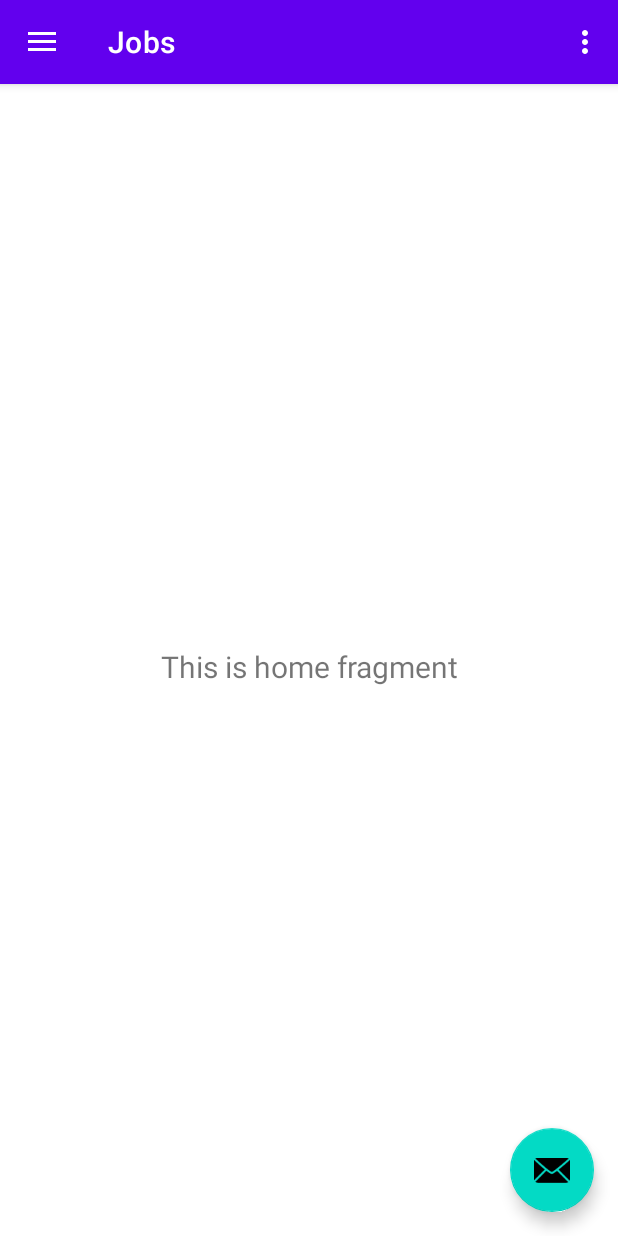
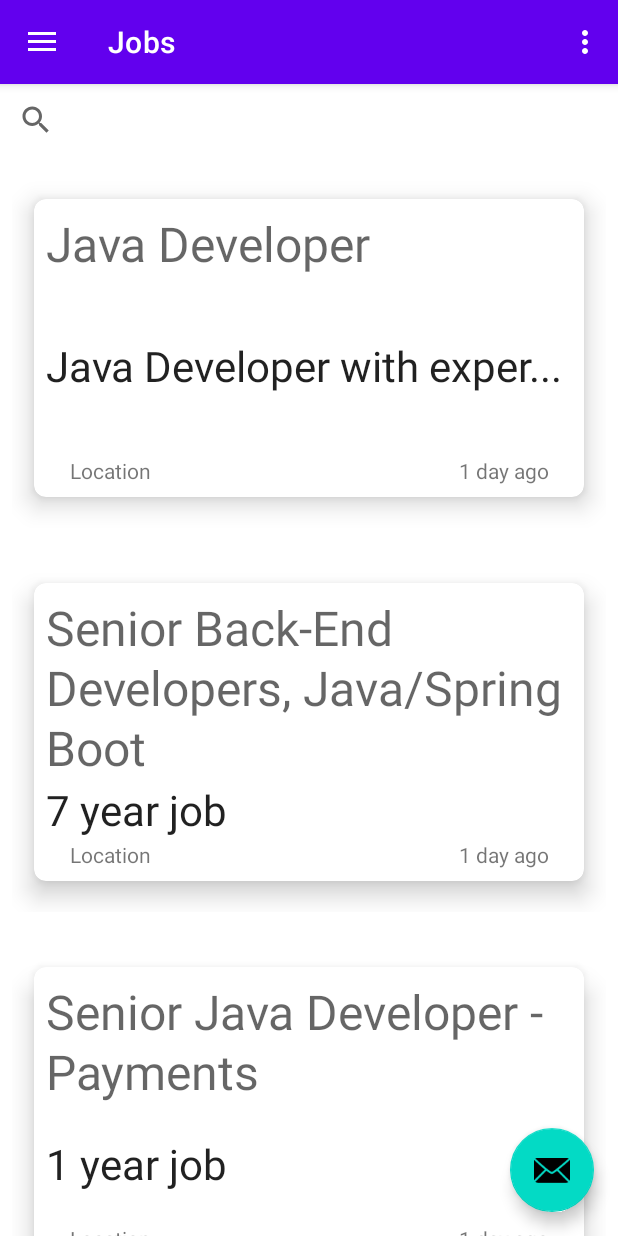
Before and after one commit to stainley/outreach, an Android app: the screen it shows after launch (MainActivity), on a phone screen of 412 x 824 dp. Run offline under Robolectric (Android 15) with nearby library versions, the phone set to English and light mode, and no system bars; our stand-ins replace navigation-ui.

Commit message:
job list

```diff
--- /dev/null
+++ b/app/src/main/java/ca/appolizer/outreach/model/Job.java
@@ -0,0 +1,30 @@
+package ca.appolizer.outreach.model;
+
+public class Job {
+    private String title;
+    private String subtitle;
+
+    public Job() {
+    }
+
+    public Job(String title, String subtitle) {
+        this.title = title;
+        this.subtitle = subtitle;
+    }
+
+    public String getTitle() {
+        return title;
+    }
+
+    public void setTitle(String title) {
+        this.title = title;
+    }
+
+    public String getSubtitle() {
+        return subtitle.length() > 24 ? subtitle.substring(0, 25) + "..." : subtitle;
+    }
+
+    public void setSubtitle(String subtitle) {
+        this.subtitle = subtitle;
+    }
+}
--- a/app/src/main/java/ca/appolizer/outreach/ui/home/HomeFragment.java
+++ /dev/null
@@ -1,36 +0,0 @@
-package ca.appolizer.outreach.ui.home;
-
-import android.os.Bundle;
-import android.view.LayoutInflater;
-import android.view.View;
-import android.view.ViewGroup;
-import android.widget.TextView;
-
-import androidx.annotation.NonNull;
-import androidx.fragment.app.Fragment;
-import androidx.lifecycle.ViewModelProvider;
-
-import ca.appolizer.outreach.databinding.FragmentHomeBinding;
-
-public class HomeFragment extends Fragment {
-
-    private FragmentHomeBinding binding;
-
-    public View onCreateView(@NonNull LayoutInflater inflater,
-                             ViewGroup container, Bundle savedInstanceState) {
-        HomeViewModel homeViewModel = new ViewModelProvider(this).get(HomeViewModel.class);
-
-        binding = FragmentHomeBinding.inflate(inflater, container, false);
-        View root = binding.getRoot();
-
-        final TextView textView = binding.textHome;
-        homeViewModel.getText().observe(getViewLifecycleOwner(), textView::setText);
-        return root;
-    }
-
-    @Override
-    public void onDestroyView() {
-        super.onDestroyView();
-        binding = null;
-    }
-}
--- /dev/null
+++ b/app/src/main/java/ca/appolizer/outreach/ui/job/HomeFragment.java
@@ -0,0 +1,55 @@
+package ca.appolizer.outreach.ui.job;
+
+import android.os.Bundle;
+import android.view.LayoutInflater;
+import android.view.View;
+import android.view.ViewGroup;
+import android.widget.TextView;
+
+import androidx.annotation.NonNull;
+import androidx.fragment.app.Fragment;
+import androidx.lifecycle.ViewModelProvider;
+import androidx.recyclerview.widget.LinearLayoutManager;
+import androidx.recyclerview.widget.RecyclerView;
+
+import java.util.ArrayList;
+import java.util.Arrays;
+import java.util.List;
+
+import ca.appolizer.outreach.databinding.FragmentHomeBinding;
+import ca.appolizer.outreach.model.Job;
+
+public class HomeFragment extends Fragment {
+
+    private FragmentHomeBinding binding;
+
+    public View onCreateView(@NonNull LayoutInflater inflater,
+                             ViewGroup container, Bundle savedInstanceState) {
+        HomeViewModel homeViewModel = new ViewModelProvider(this).get(HomeViewModel.class);
+
+        binding = FragmentHomeBinding.inflate(inflater, container, false);
+        View root = binding.getRoot();
+
+        // final TextView textView = binding.textHome;
+        final RecyclerView jobList = binding.jobList;
+
+        List<Job> jobs = new ArrayList<>();
+        jobs.add(new Job("Java Developer", "Java Developer with experience on Microservices Spring Boot"));
+        jobs.add(new Job("Senior Back-End Developers, Java/Spring Boot", "7 year job"));
+        jobs.add(new Job("Senior Java Developer - Payments", "1 year job"));
+        jobs.add(new Job("Android Developer", "2 years"));
+        jobs.add(new Job("Senior iOS Engineer", "Description Job"));
+        final JobAdapter jobAdapter = new JobAdapter(jobs, getContext());
+        jobList.setAdapter(jobAdapter);
+        jobList.setLayoutManager(new LinearLayoutManager(getContext()));
+
+        //homeViewModel.getText().observe(getViewLifecycleOwner(), textView::setText);
+        return root;
+    }
+
+    @Override
+    public void onDestroyView() {
+        super.onDestroyView();
+        binding = null;
+    }
+}
--- a/app/src/main/java/ca/appolizer/outreach/ui/home/HomeViewModel.java
+++ b/app/src/main/java/ca/appolizer/outreach/ui/job/HomeViewModel.java
@@ -1,4 +1,4 @@
-package ca.appolizer.outreach.ui.home;
+package ca.appolizer.outreach.ui.job;
 
 import androidx.lifecycle.LiveData;
 import androidx.lifecycle.MutableLiveData;
--- /dev/null
+++ b/app/src/main/java/ca/appolizer/outreach/ui/job/JobAdapter.java
@@ -0,0 +1,67 @@
+package ca.appolizer.outreach.ui.job;
+
+import android.content.Context;
+import android.view.LayoutInflater;
+import android.view.View;
+import android.view.ViewGroup;
+import android.widget.TextView;
+import android.widget.Toast;
+
+import androidx.annotation.NonNull;
+import androidx.cardview.widget.CardView;
+import androidx.recyclerview.widget.RecyclerView;
+
+import java.util.List;
+
+import ca.appolizer.outreach.R;
+import ca.appolizer.outreach.model.Job;
+
+public class JobAdapter extends RecyclerView.Adapter<JobAdapter.JobHolder> {
+    private final List<Job> jobs;
+    private final Context context;
+
+    public JobAdapter(List<Job> jobs, Context context) {
+        this.jobs = jobs;
+        this.context = context;
+    }
+
+    @NonNull
+    @Override
+    public JobHolder onCreateViewHolder(@NonNull ViewGroup parent, int viewType) {
+        Context context = parent.getContext();
+        LayoutInflater inflater = LayoutInflater.from(context);
+
+        View jobView = inflater.inflate(R.layout.fragment_card_job, parent, false);
+        RecyclerView.ViewHolder viewHolder = new JobHolder(jobView);
+        return (JobHolder) viewHolder;
+    }
+
+    @Override
+    public void onBindViewHolder(@NonNull JobHolder holder, int position) {
+
+        holder.titleTextView.setText(jobs.get(position).getTitle());
+        holder.subtitleTextView.setText(jobs.get(position).getSubtitle());
+
+        holder.cardJob.setOnClickListener(view -> {
+            Toast.makeText(context, "CLICKED", Toast.LENGTH_LONG).show();
+        });
+    }
+
+    @Override
+    public int getItemCount() {
+        return jobs.size();
+    }
+
+    class JobHolder extends RecyclerView.ViewHolder {
+        private CardView cardJob;
+        private TextView titleTextView;
+        private TextView subtitleTextView;
+
+        public JobHolder(@NonNull View itemView) {
+            super(itemView);
+            titleTextView = itemView.findViewById(R.id.jobTitle);
+            subtitleTextView = itemView.findViewById(R.id.jobDescription);
+            cardJob = itemView.findViewById(R.id.cardJob);
+        }
+    }
+}
--- a/app/src/main/res/layout/fragment_card_job.xml
+++ b/app/src/main/res/layout/fragment_card_job.xml
@@ -1,15 +1,16 @@
 <?xml version="1.0" encoding="utf-8"?>
 <LinearLayout xmlns:android="http://schemas.android.com/apk/res/android"
     xmlns:app="http://schemas.android.com/apk/res-auto"
+    xmlns:tools="http://schemas.android.com/tools"
     android:layout_width="match_parent"
-    android:layout_height="match_parent"
+    android:layout_height="wrap_content"
     android:orientation="vertical"
-    android:padding="16dp">
+    android:padding="8dp">
 
     <androidx.cardview.widget.CardView
         android:id="@+id/cardJob"
         android:layout_width="match_parent"
-        android:layout_height="200dp"
+        android:layout_height="240dp"
         android:clickable="true"
         android:focusable="true"
         app:cardBackgroundColor="@color/white"
@@ -42,7 +43,7 @@
                 android:text="Job Title"
                 android:textAppearance="@style/TextAppearance.Material3.HeadlineMedium" />
 
-            <LinearLayout
+            <androidx.constraintlayout.widget.ConstraintLayout
                 android:layout_width="match_parent"
                 android:layout_height="wrap_content"
                 android:layout_weight="1"
@@ -51,21 +52,29 @@
                 android:weightSum="2">
 
                 <TextView
+                    android:id="@+id/textView3"
                     android:layout_width="wrap_content"
                     android:layout_height="wrap_content"
-                    android:layout_weight="1"
+                    android:layout_marginStart="16dp"
                     android:gravity="start"
-                    android:text="Location" />
+                    android:text="Location"
+                    app:layout_constraintBottom_toBottomOf="parent"
+                    app:layout_constraintStart_toStartOf="parent"
+                    tools:layout_editor_absoluteY="1dp" />
 
                 <TextView
+                    android:id="@+id/textView2"
                     android:layout_width="wrap_content"
                     android:layout_height="wrap_content"
-                    android:layout_weight="1"
+                    android:layout_marginEnd="16dp"
                     android:gravity="end"
-                    android:text="1 day ago" />
-            </LinearLayout>
+                    android:text="1 day ago"
+                    app:layout_constraintBottom_toBottomOf="parent"
+                    app:layout_constraintEnd_toEndOf="parent"
+                    tools:layout_editor_absoluteX="257dp"
+                    tools:layout_editor_absoluteY="1dp" />
+            </androidx.constraintlayout.widget.ConstraintLayout>
         </LinearLayout>
-
 
     </androidx.cardview.widget.CardView>
 </LinearLayout>
--- a/app/src/main/res/layout/fragment_home.xml
+++ b/app/src/main/res/layout/fragment_home.xml
@@ -1,22 +1,23 @@
 <?xml version="1.0" encoding="utf-8"?>
-<androidx.constraintlayout.widget.ConstraintLayout xmlns:android="http://schemas.android.com/apk/res/android"
+<LinearLayout xmlns:android="http://schemas.android.com/apk/res/android"
     xmlns:app="http://schemas.android.com/apk/res-auto"
     xmlns:tools="http://schemas.android.com/tools"
     android:layout_width="match_parent"
     android:layout_height="match_parent"
-    tools:context=".ui.home.HomeFragment">
+    android:orientation="vertical"
+    tools:context=".ui.job.HomeFragment">
 
-    <TextView
-        android:id="@+id/text_home"
+    <androidx.appcompat.widget.SearchView
+        android:id="@+id/jobSearch"
         android:layout_width="match_parent"
         android:layout_height="wrap_content"
-        android:layout_marginStart="8dp"
-        android:layout_marginTop="8dp"
-        android:layout_marginEnd="8dp"
-        android:textAlignment="center"
-        android:textSize="20sp"
-        app:layout_constraintBottom_toBottomOf="parent"
-        app:layout_constraintEnd_toEndOf="parent"
-        app:layout_constraintStart_toStartOf="parent"
-        app:layout_constraintTop_toTopOf="parent" />
-</androidx.constraintlayout.widget.ConstraintLayout>
+        app:queryHint="Search">
+
+        <requestFocus />
+    </androidx.appcompat.widget.SearchView>
+
+    <androidx.recyclerview.widget.RecyclerView
+        android:id="@+id/job_list"
+        android:layout_width="match_parent"
+        android:layout_height="match_parent" />
+</LinearLayout>
--- a/app/src/main/res/navigation/mobile_navigation.xml
+++ b/app/src/main/res/navigation/mobile_navigation.xml
@@ -7,7 +7,7 @@
 
     <fragment
         android:id="@+id/nav_home"
-        android:name="ca.appolizer.outreach.ui.home.HomeFragment"
+        android:name="ca.appolizer.outreach.ui.job.HomeFragment"
         android:label="@string/menu_job"
         tools:layout="@layout/fragment_home" />
 
```
